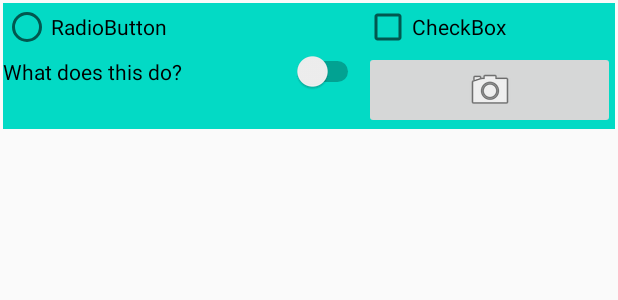
After one commit to carlaac99/CP470, an Android app: the layout activity_list_items.xml on its own in the app's theme, with its tools: preview values and no code run, on a phone screen of 412 x 824 dp. The commit adds this screen. Shown: the top 300 px of the screen. Run offline under Robolectric (Android 15) with nearby library versions, the phone set to English and light mode, and no system bars.

Commit message:
Added 3 activities for part 2

```diff
--- /dev/null
+++ b/app/src/main/res/layout/activity_list_items.xml
@@ -0,0 +1,47 @@
+<?xml version="1.0" encoding="utf-8"?>
+<GridLayout xmlns:android="http://schemas.android.com/apk/res/android"
+    xmlns:app="http://schemas.android.com/apk/res-auto"
+    xmlns:tools="http://schemas.android.com/tools"
+    android:rowCount="2"
+    android:columnCount="2"
+    android:layout_width="match_parent"
+    android:layout_height="wrap_content"
+    android:layout_margin="2dp"
+    android:background="@color/colorAccent"
+    tools:context=".ListItemsActivity">
+    <RadioButton
+        android:id="@+id/radioButton"
+        android:layout_width="wrap_content"
+        android:layout_height="wrap_content"
+        android:layout_columnWeight="1"
+        android:gravity="fill"
+        android:text="RadioButton" />
+    <CheckBox
+        android:id="@+id/checkBox"
+        android:layout_width="wrap_content"
+        android:layout_height="wrap_content"
+        android:layout_columnWeight="1"
+        android:gravity="fill"
+        android:text="CheckBox" />
+    <Switch
+        android:id="@+id/switch1"
+        android:layout_width="wrap_content"
+        android:layout_height="wrap_content"
+        android:layout_columnWeight="1"
+        android:gravity="fill"
+        android:text="What does this do?" />
+
+    <ImageButton
+        android:id="@+id/imageButton2"
+        android:layout_width="wrap_content"
+        android:layout_height="wrap_content"
+        android:layout_columnWeight="1"
+        android:gravity="fill"
+        app:srcCompat="@android:drawable/ic_menu_camera" />
+
+
+
+
+
+
+</GridLayout>
--- a/app/src/main/res/values/strings.xml
+++ b/app/src/main/res/values/strings.xml
@@ -3,4 +3,6 @@
     <string name="app_name">AndroidAssignments</string>
     <string name="hello_message">Hello World!</string>
     <string name="ButtonText">I\'m a button</string>
+    <string name="login_Text">login</string>
+    <string name="password_Text">password</string>
 </resources>
```
Also changed, not shown: app/src/main/AndroidManifest.xml (+8 -0 lines), app/src/main/java/com/example/androidassignments/LoginActivity.java (added, +14 -0 lines), app/src/main/res/layout/activity_login.xml (added, +34 -0 lines), 1 other file.
